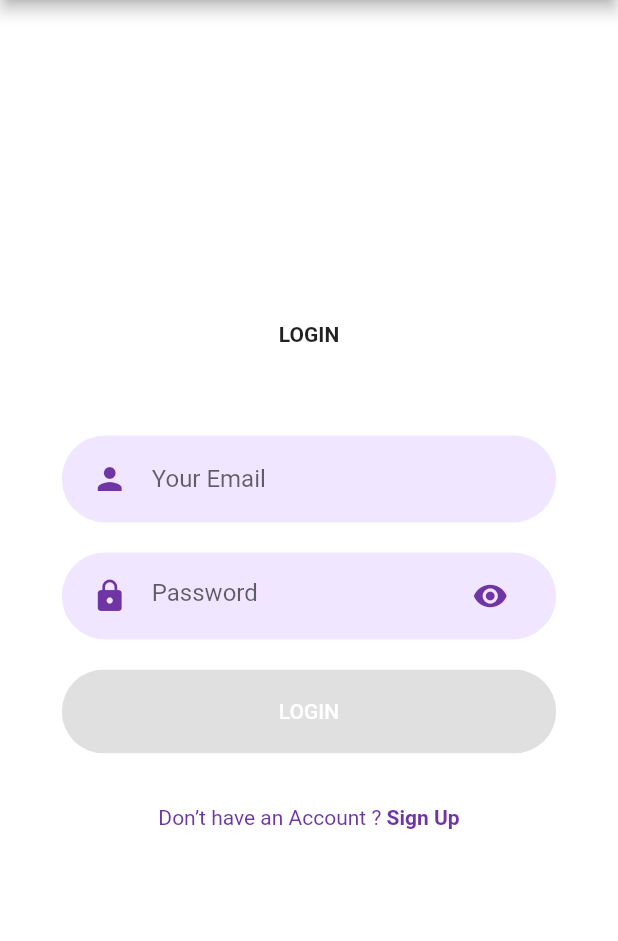
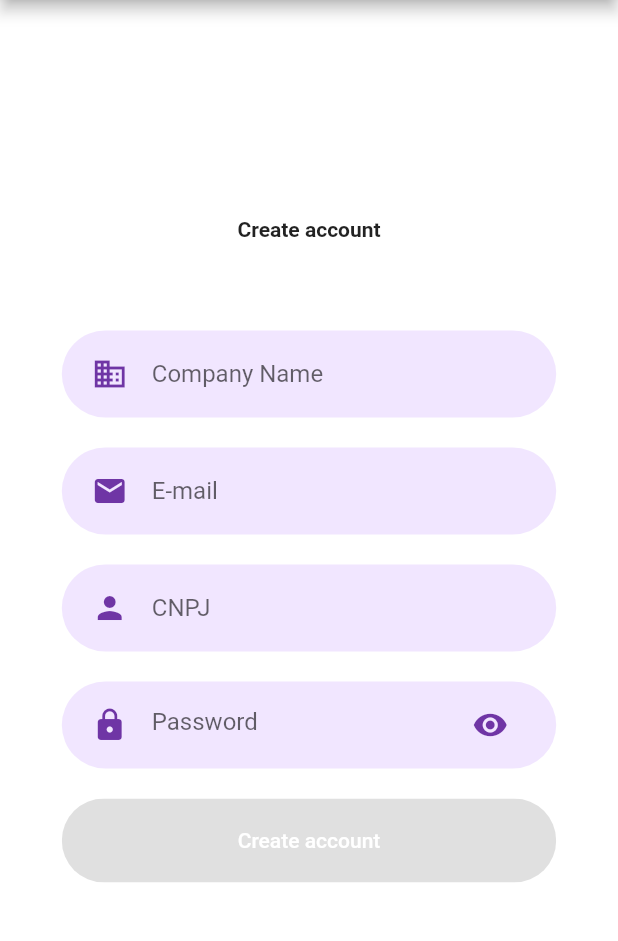
Before and after one commit to mathbonato/gastrics_mobile, a Flutter app: the SingUpPage screen opened directly, on a phone screen of 412 x 824 dp, the part 84-1025 px from its top. Run offline on Flutter 3.47's test engine with Material 2 defaults, Android fonts, the phone set to English and light mode, and no system bars; our stand-ins replace get, google_fonts.

Commit message:
inputs add to singup page

```diff
--- a/lib/modules/singup/singup_page.dart
+++ b/lib/modules/singup/singup_page.dart
@@ -36,7 +36,7 @@ class _SingUpPageState extends State<SingUpPage> {
                         mainAxisAlignment: MainAxisAlignment.center,
                         children: [
                                 Text(
-                                    "LOGIN",
+                                    "Create account",
                                     style: TextStyle(fontWeight: FontWeight.bold),
                                 ),
                                 SizedBox(height: size.height * 0.03),
@@ -46,20 +46,27 @@ class _SingUpPageState extends State<SingUpPage> {
                                 // ),
                                 SizedBox(height: size.height * 0.03),
                                 RoundedInputField(
-                                    hintText: "Your Email",
+                                    hintText: "Company Name",
+                                    icon: Icons.business,
+                                    onChanged: (value) {},
+                                ),RoundedInputField(
+                                    hintText: "E-mail",
+                                    icon: Icons.mail,
+                                    onChanged: (value) {},
+                                ),
+                                 RoundedInputField(
+                                    hintText: "CNPJ",
+                                    icon: Icons.person,
                                     onChanged: (value) {},
                                 ),
                                 RoundedPasswordField(
                                     onChanged: (value) {},
                                 ),
                                 RoundedButton(
-                                    text: "LOGIN",
+                                    text: "Create account",
                                     press: () {},
                                 ),
                                 SizedBox(height: size.height * 0.03),
-                                AlreadyHaveAnAccountCheck(
-                                    press: () {},
-                                ),
                             ],
                         ),
                     ),
```
